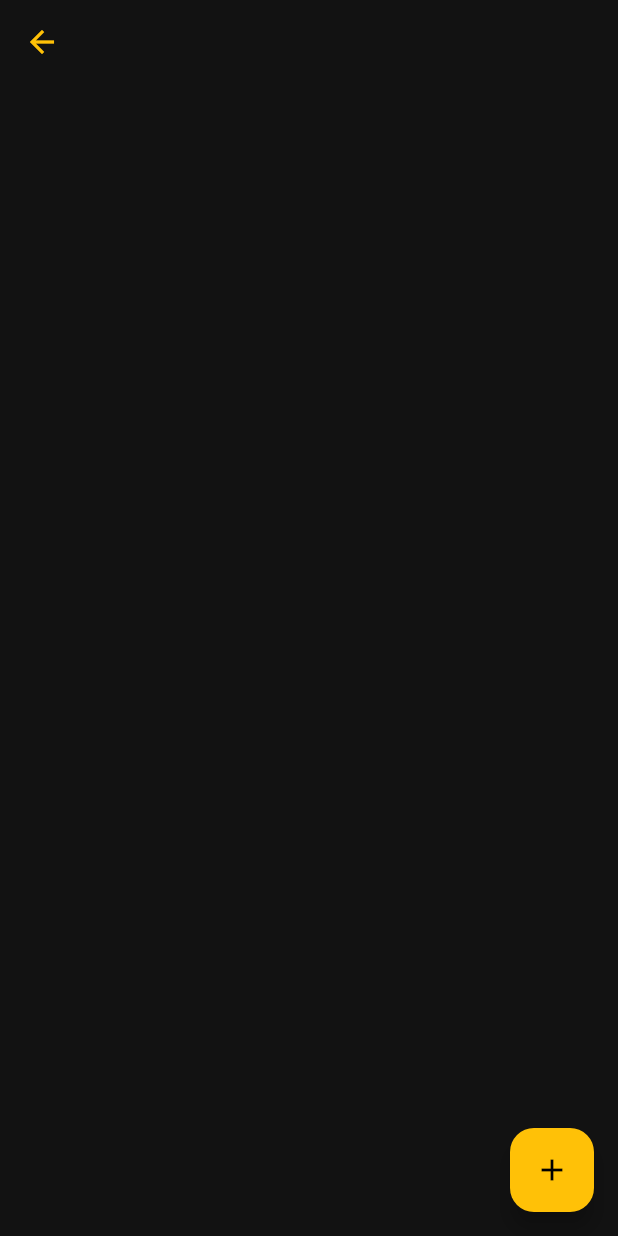
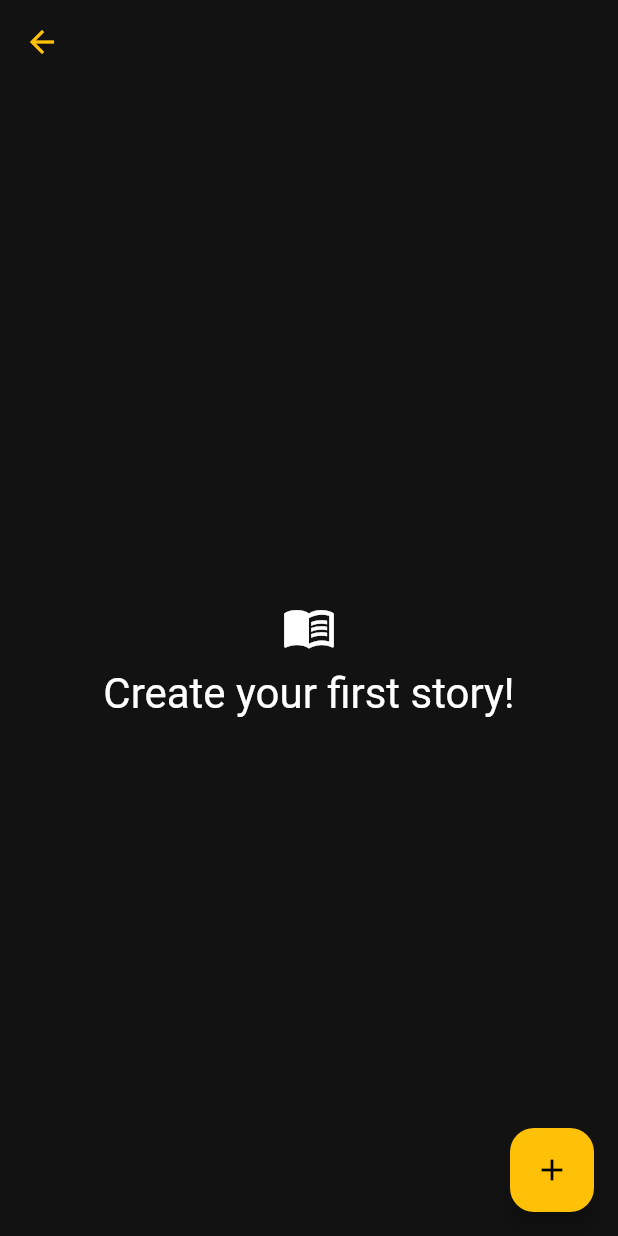
Before and after one commit to grycmat/pillow-of-dreams, a Flutter app: the DashboardPage screen opened by its route, on a phone screen of 412 x 824 dp. Run offline on Flutter 3.47's test engine with Material 2 defaults, Android fonts, the light colour scheme and no system bars; our stand-ins replace dio, flutter_dotenv, flutter_spinkit, get_it, go_router, injectable and 1 more; accounts and stored records are empty; generated files the repository leaves out were written again.

Commit message:
working on save system, dashboard view

```diff
--- a/lib/l10n/intl_en.arb
+++ b/lib/l10n/intl_en.arb
@@ -14,5 +14,6 @@
   "sciFi":  "Sci-Fi",
   "superhero": "Superhero",
   "mystery": "Mystery",
-  "do_you_want_to_save": "Do you want to add this story to your Fairy Tale Book?"
+  "doYouWantToSave": "Do you want to add this story to your Fairy Tale Book?",
+  "createFirstStory": "Create your first story!"
 }
--- a/lib/l10n/intl_pl.arb
+++ b/lib/l10n/intl_pl.arb
@@ -14,5 +14,6 @@
   "sciFi":  "Sci-Fi",
   "superhero": "Superbohater",
   "mystery": "Tajemnica",
-  "do_you_want_to_save": "Czy chcesz dodać tę historię do twojej Księgi baśni?"
+  "doYouWantToSave": "Czy chcesz dodać tę historię do twojej Księgi baśni?",
+  "createFirstStory": "Stwórz swoją pierwszą historię!"
 }
--- a/lib/pages/dashboard.page.dart
+++ b/lib/pages/dashboard.page.dart
@@ -1,6 +1,9 @@
+import 'package:bedtime/generated/l10n.dart';
 import 'package:bedtime/main.dart';
 import 'package:bedtime/models/state/story.state.dart';
+import 'package:bedtime/widgets/story-list-item.widget.dart';
 import 'package:flutter/material.dart';
+import 'package:go_router/go_router.dart';
 import 'package:isar/isar.dart';
 
 class DashboardPage extends StatelessWidget {
@@ -12,20 +15,34 @@ class DashboardPage extends StatelessWidget {
       appBar: AppBar(foregroundColor: Colors.amber),
       floatingActionButton: FloatingActionButton(
         backgroundColor: Colors.amber,
-        onPressed: (){},
-        child: Icon(Icons.add),
+        onPressed: () {
+          context.go('/generator');
+        },
+        child: const Icon(Icons.add),
       ),
       body: Center(
         child: FutureBuilder(
           future: isar!.storyStates.where().findAll(),
           builder: (_, AsyncSnapshot<List<StoryState>> snapshot) {
+            if (true) {
+              return Center(
+                child: Column(
+                  crossAxisAlignment: CrossAxisAlignment.center,
+                  mainAxisAlignment: MainAxisAlignment.center,
+                  children: [
+                    const Padding(
+                      padding: EdgeInsets.only(bottom: 8.0),
+                      child: Icon(Icons.menu_book_outlined, size: 36,),
+                    ),
+                    Text(S.of(context).createFirstStory, style: Theme.of(context).textTheme.headlineMedium,),
+                  ],
+                ),
+              );
+            }
             return ListView(
               children: [
                 for (var story in snapshot.data ?? []) ...[
-                  ListTile(
-                    title: Text(story.name),
-                    subtitle: Text(story.content),
-                  )
+                  StoryListItem(story: story)
                 ]
               ],
             );
--- a/lib/pages/generator.page.dart
+++ b/lib/pages/generator.page.dart
@@ -178,9 +178,3 @@ class _GeneratorPageState extends State<GeneratorPage> {
     );
   }
 }
-
-enum Age { zeroToTwo, threeToFive, sixToEight, nineToTwelve }
-
-enum Genre { adventure, fantasy, scifi, fairytale, superhero, mystery, funny }
-
-enum Companion { none, loyalFriend, group, animal }
```
Also changed, not shown: lib/widgets/generate-story-tab.widget.dart (+45 -49 lines), lib/widgets/story-list-item.widget.dart (added, +40 -0 lines), lib/generated/intl/messages_en.dart, lib/generated/intl/messages_pl.dart, lib/generated/l10n.dart, pubspec.lock.
